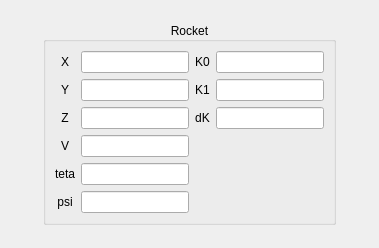
Before: the Qt Designer form mainwindow/rocketinitialframe.ui in Yegres5/diploma, drawn with Qt 5.
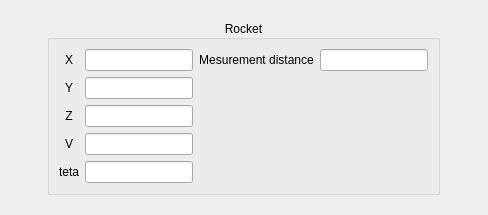
After: the same form once the commit is applied.

What changed in the file:
```diff
--- a/mainwindow/rocketinitialframe.ui
+++ b/mainwindow/rocketinitialframe.ui
@@ -6,8 +6,8 @@
    <rect>
     <x>0</x>
     <y>0</y>
-    <width>379</width>
-    <height>248</height>
+    <width>488</width>
+    <height>215</height>
    </rect>
   </property>
   <property name="windowTitle">
@@ -32,99 +32,6 @@
       <bool>true</bool>
      </property>
      <layout class="QGridLayout" name="gridLayout">
-      <item row="1" column="0">
-       <layout class="QHBoxLayout" name="Layout_Y">
-        <item>
-         <widget class="QLabel" name="label_Y">
-          <property name="sizePolicy">
-           <sizepolicy hsizetype="Minimum" vsizetype="Fixed">
-            <horstretch>0</horstretch>
-            <verstretch>0</verstretch>
-           </sizepolicy>
-          </property>
-          <property name="text">
-           <string>Y</string>
-          </property>
-          <property name="alignment">
-           <set>Qt::AlignCenter</set>
-          </property>
-         </widget>
-        </item>
-        <item>
-         <widget class="QLineEdit" name="LineEdit_Y">
-          <property name="sizePolicy">
-           <sizepolicy hsizetype="Fixed" vsizetype="Fixed">
-            <horstretch>0</horstretch>
-            <verstretch>0</verstretch>
-           </sizepolicy>
-          </property>
-         </widget>
-        </item>
-       </layout>
-      </item>
-      <item row="2" column="0">
-       <layout class="QHBoxLayout" name="Layout_Z">
-        <item>
-         <widget class="QLabel" name="label_Z">
-          <property name="sizePolicy">
-           <sizepolicy hsizetype="Minimum" vsizetype="Fixed">
-            <horstretch>0</horstretch>
-            <verstretch>0</verstretch>
-           </sizepolicy>
-          </property>
-          <property name="text">
-           <string>Z</string>
-          </property>
-          <property name="alignment">
-           <set>Qt::AlignCenter</set>
-          </property>
-         </widget>
-        </item>
-        <item>
-         <widget class="QLineEdit" name="LineEdit_Z">
-          <property name="sizePolicy">
-           <sizepolicy hsizetype="Fixed" vsizetype="Fixed">
-            <horstretch>0</horstretch>
-            <verstretch>0</verstretch>
-           </sizepolicy>
-          </property>
-         </widget>
-        </item>
-       </layout>
-      </item>
-      <item row="5" column="0">
-       <layout class="QHBoxLayout" name="Layout_psi">
-        <item>
-         <widget class="QLabel" name="label_Z_psi">
-          <property name="sizePolicy">
-           <sizepolicy hsizetype="Minimum" vsizetype="Fixed">
-            <horstretch>0</horstretch>
-            <verstretch>0</verstretch>
-           </sizepolicy>
-          </property>
-          <property name="layoutDirection">
-           <enum>Qt::LeftToRight</enum>
-          </property>
-          <property name="text">
-           <string>psi</string>
-          </property>
-          <property name="alignment">
-           <set>Qt::AlignCenter</set>
-          </property>
-         </widget>
-        </item>
-        <item>
-         <widget class="QLineEdit" name="LineEdit_psi">
-          <property name="sizePolicy">
-           <sizepolicy hsizetype="Fixed" vsizetype="Fixed">
-            <horstretch>0</horstretch>
-            <verstretch>0</verstretch>
-           </sizepolicy>
-          </property>
-         </widget>
-        </item>
-       </layout>
-      </item>
       <item row="0" column="0">
        <layout class="QHBoxLayout" name="Layout_X">
         <item>
@@ -155,6 +62,36 @@
         </item>
        </layout>
       </item>
+      <item row="0" column="1">
+       <layout class="QHBoxLayout" name="Layout_MeshD">
+        <item>
+         <widget class="QLabel" name="label_MeshD">
+          <property name="sizePolicy">
+           <sizepolicy hsizetype="Minimum" vsizetype="Fixed">
+            <horstretch>0</horstretch>
+            <verstretch>0</verstretch>
+           </sizepolicy>
+          </property>
+          <property name="text">
+           <string>Mesurement distance</string>
+          </property>
+          <property name="alignment">
+           <set>Qt::AlignCenter</set>
+          </property>
+         </widget>
+        </item>
+        <item>
+         <widget class="QLineEdit" name="LineEdit_MeshD">
+          <property name="sizePolicy">
+           <sizepolicy hsizetype="Fixed" vsizetype="Fixed">
+            <horstretch>0</horstretch>
+            <verstretch>0</verstretch>
+           </sizepolicy>
+          </property>
+         </widget>
+        </item>
+       </layout>
+      </item>
       <item row="4" column="0">
        <layout class="QHBoxLayout" name="Layout_teta">
         <item>
@@ -215,10 +152,10 @@
         </item>
        </layout>
       </item>
-      <item row="0" column="1">
-       <layout class="QHBoxLayout" name="Layout_K0">
+      <item row="2" column="0">
+       <layout class="QHBoxLayout" name="Layout_Z">
         <item>
-         <widget class="QLabel" name="label_K0">
+         <widget class="QLabel" name="label_Z">
           <property name="sizePolicy">
            <sizepolicy hsizetype="Minimum" vsizetype="Fixed">
             <horstretch>0</horstretch>
@@ -226,7 +163,7 @@
            </sizepolicy>
           </property>
           <property name="text">
-           <string>K0</string>
+           <string>Z</string>
           </property>
           <property name="alignment">
            <set>Qt::AlignCenter</set>
@@ -234,7 +171,7 @@
          </widget>
         </item>
         <item>
-         <widget class="QLineEdit" name="LineEdit_K0">
+         <widget class="QLineEdit" name="LineEdit_Z">
           <property name="sizePolicy">
            <sizepolicy hsizetype="Fixed" vsizetype="Fixed">
             <horstretch>0</horstretch>
@@ -245,10 +182,10 @@
         </item>
        </layout>
       </item>
-      <item row="1" column="1">
-       <layout class="QHBoxLayout" name="Layout_K1">
+      <item row="1" column="0">
+       <layout class="QHBoxLayout" name="Layout_Y">
         <item>
-         <widget class="QLabel" name="label_K1">
+         <widget class="QLabel" name="label_Y">
           <property name="sizePolicy">
            <sizepolicy hsizetype="Minimum" vsizetype="Fixed">
             <horstretch>0</horstretch>
@@ -256,7 +193,7 @@
            </sizepolicy>
           </property>
           <property name="text">
-           <string>K1</string>
+           <string>Y</string>
           </property>
           <property name="alignment">
            <set>Qt::AlignCenter</set>
@@ -264,37 +201,7 @@
          </widget>
         </item>
         <item>
-         <widget class="QLineEdit" name="LineEdit_K1">
-          <property name="sizePolicy">
-           <sizepolicy hsizetype="Fixed" vsizetype="Fixed">
-            <horstretch>0</horstretch>
-            <verstretch>0</verstretch>
-           </sizepolicy>
-          </property>
-         </widget>
-        </item>
-       </layout>
-      </item>
-      <item row="2" column="1">
-       <layout class="QHBoxLayout" name="Layout_dK">
-        <item>
-         <widget class="QLabel" name="label_dK">
-          <property name="sizePolicy">
-           <sizepolicy hsizetype="Minimum" vsizetype="Fixed">
-            <horstretch>0</horstretch>
-            <verstretch>0</verstretch>
-           </sizepolicy>
-          </property>
-          <property name="text">
-           <string>dK</string>
-          </property>
-          <property name="alignment">
-           <set>Qt::AlignCenter</set>
-          </property>
-         </widget>
-        </item>
-        <item>
-         <widget class="QLineEdit" name="LineEdit_dK">
+         <widget class="QLineEdit" name="LineEdit_Y">
           <property name="sizePolicy">
            <sizepolicy hsizetype="Fixed" vsizetype="Fixed">
             <horstretch>0</horstretch>
```
Left out of the diff: 1 changed line with no effect on the pictures.
